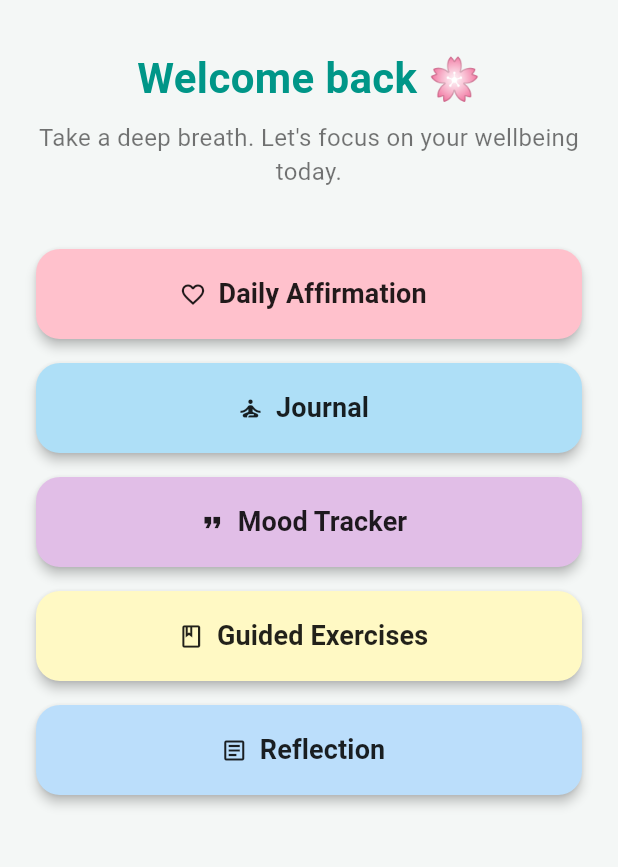
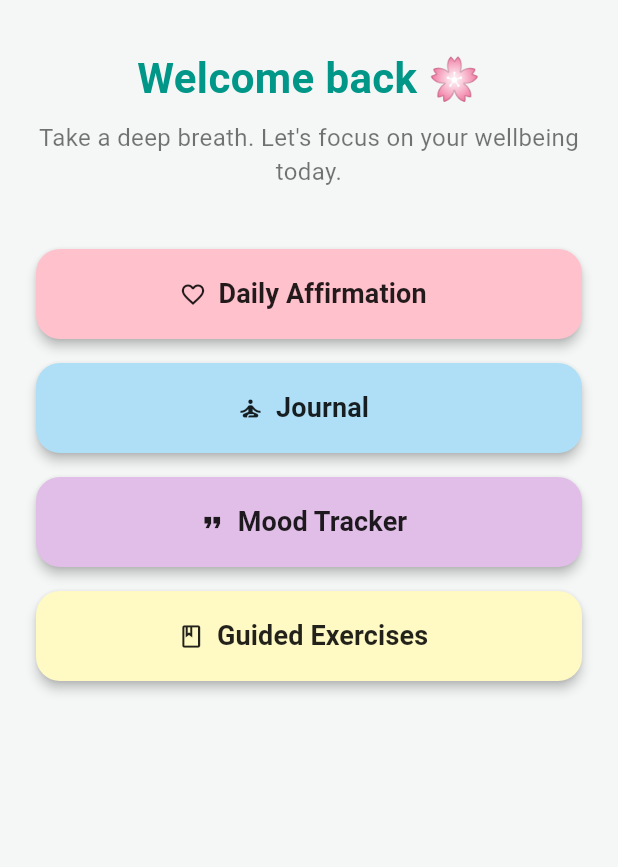
Before and after one commit to Galaxycat3/chillBrain, a Flutter app: the screen it shows after launch, on a phone screen of 412 x 824 dp, the part 84-951 px from its top. Run offline on Flutter 3.47's test engine with Material 3 defaults, Android fonts, the light colour scheme and no system bars; our stand-ins replace shared_preferences, sqflite, sqflite_common_ffi; accounts and stored records are empty.

Commit message:
Got rid of reflections

```diff
--- a/lib/main.dart
+++ b/lib/main.dart
@@ -4,7 +4,7 @@ import 'journal_page.dart';
 import 'affirmations_page.dart';
 import 'mood_tracker_page.dart';
 import 'exercises_list_page.dart';
-import 'reflection_page.dart';
+// Removed: import 'reflection_page.dart';
 
 void main() {
   // Initialize FFI for desktop (Windows/macOS/Linux)
@@ -77,7 +77,8 @@ class _MyHomePageState extends State<MyHomePage> {
       ),
       body: SingleChildScrollView(
         child: Padding(
-          padding: const EdgeInsets.symmetric(horizontal: 24.0, vertical: 32.0),
+          padding:
+              const EdgeInsets.symmetric(horizontal: 24.0, vertical: 32.0),
           child: Column(
             crossAxisAlignment: CrossAxisAlignment.center,
             children: [
@@ -145,18 +146,8 @@ class _MyHomePageState extends State<MyHomePage> {
                   );
                 },
               ),
-              const SizedBox(height: 16),
-              _buildFeatureButton(
-                icon: Icons.article_outlined,
-                label: "Reflection",
-                color: const Color(0xFFBBDEFB),
-                onPressed: () {
-                  Navigator.push(
-                    context,
-                    _fadeTo(context, const ReflectionPage()),
-                  );
-                },
-              ),
+
+              // Removed the Reflection button completely
             ],
           ),
         ),
```
Lines whose indentation alone changed are shown as unchanged.
